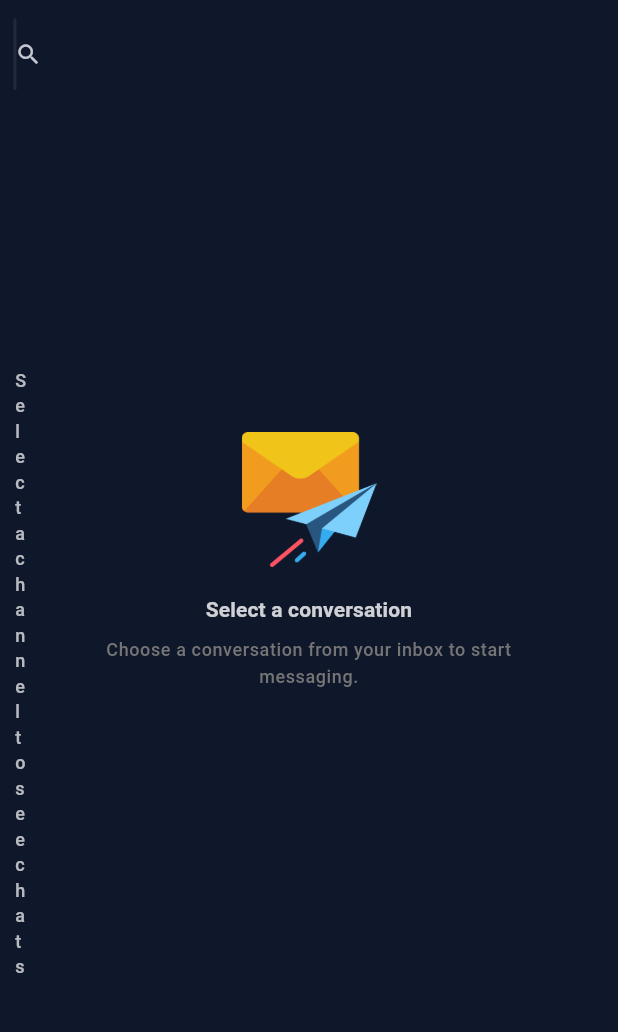
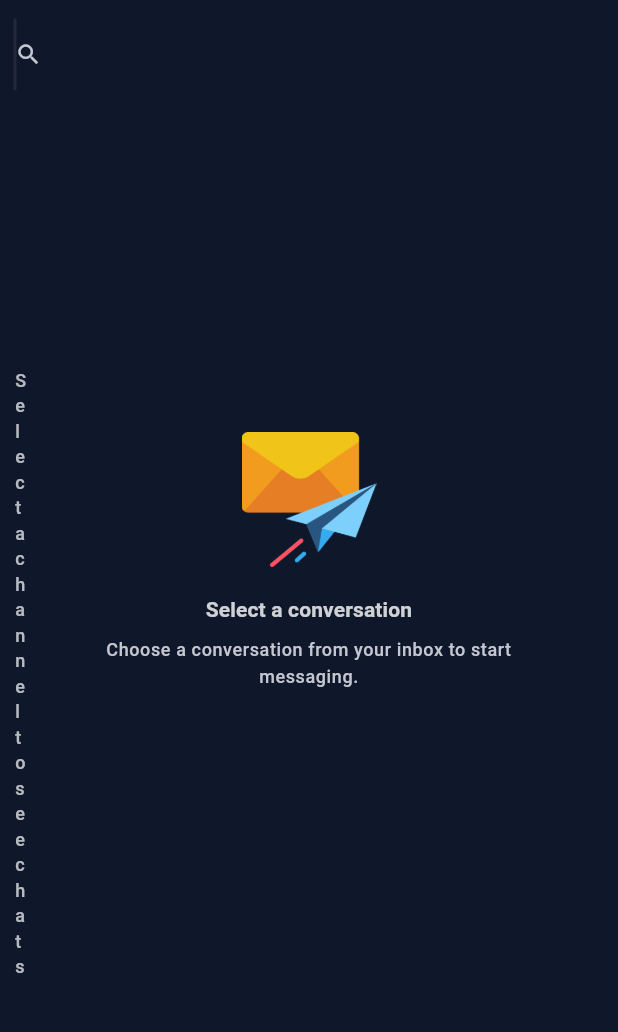
Before and after one commit to MubashirMunir/omni_channel, a Flutter app: the DashboardView screen opened by its route, on a phone screen of 412 x 824 dp, the part 57-1089 px from its top. Run offline on Flutter 3.47's test engine with Material 3 defaults, Android fonts, the phone set to English and light mode, and no system bars; our stand-ins replace audioplayers, awesome_notifications, connectivity_plus, dio, emoji_picker_flutter, file_picker and 5 more; missing offline and left inert: record; accounts and stored records are empty.

Commit message:
UI changes

```diff
--- a/lib/theme/theme.dart
+++ b/lib/theme/theme.dart
@@ -4,6 +4,7 @@ import 'package:flutter_screenutil/flutter_screenutil.dart';
 import '../responsive/sizes.dart';
 
 class AppTheme {
+
   AppTheme._();
   static const Color iconColor = Color(0xff6B7280);
 
--- a/lib/views/dashboard/controller.dart
+++ b/lib/views/dashboard/controller.dart
@@ -20,6 +20,14 @@ class DashboardController extends GetxController {
   /// AGENT / ASSIGNMENT STATE
   /// ============================================================
 
+  void openGmailCenter() {
+    selectedCenterView.value = 'gmail';
+    showEmojiBoard.value = false;
+  }
+
+  void openChatCenter() {
+    selectedCenterView.value = 'chat';
+  }
   /// Agents available for conversation assignment.
   final RxList<AgentModel> agents = <AgentModel>[].obs;
 
--- a/lib/views/dashboard/view.dart
+++ b/lib/views/dashboard/view.dart
@@ -7,9 +7,11 @@ import 'package:elite_csr/views/dashboard/widgets/message_input.dart';
 import 'package:elite_csr/views/dashboard/widgets/messanger_input.dart';
 import 'package:elite_csr/views/dashboard/widgets/profile_panel.dart';
 import 'package:elite_csr/views/dashboard/widgets/reciever_profile_header.dart';
+import 'package:elite_csr/views/gmail/gmail_center_view.dart';
 import 'package:emoji_picker_flutter/emoji_picker_flutter.dart';
 import 'package:flutter/material.dart';
 import 'package:get/get.dart';
+
 import '../../responsive/sizes.dart';
 
 class DashboardView extends StatelessWidget {
@@ -17,79 +19,83 @@ class DashboardView extends StatelessWidget {
 
   @override
   Widget build(BuildContext context) {
-
-
-
-    final isMobile = Responsive.isMobile(context);
-    final isTablet = Responsive.isTablet(context);
+    final bool isMobile = Responsive.isMobile(context);
+    final bool isTablet = Responsive.isTablet(context);
 
     return GetBuilder<DashboardController>(
       init: DashboardController(),
-      builder: (ctrl) {
-        return Scaffold(
-          body: Row(
+      builder: (DashboardController ctrl) {
+        return   Scaffold(
+          body: Obx(() {
+            final bool isGmail =
+                ctrl.selectedCenterView.value.toLowerCase() == 'gmail';
+
+            /// GMAIL MODE:
+            /// Sirf existing sidebar + complete Gmail view
+            if (isGmail) {
+              return Row(
                 children: [
+                  /// EXISTING APP SIDEBAR
                   SizedBox(
-                width: isMobile
-                    ? 0
-                    : isTablet
-                    ? 400
-                    : 400,
+                    width: isMobile ? 0 : 400,
                     child: ConvoPanel(ctrl: ctrl),
                   ),
 
-              /// CENTER CHAT AREA
+                  /// COMPLETE GMAIL VIEW
+                  Expanded(
+                    child: GmailCenterView(
+                      accountName: 'Elite CSR',
+                      accountEmail: 'support@elitecsr.com',
+                    ),
+                  ),
+                ],
+              );
+            }
+
+            /// NORMAL CHAT MODE
+            return Row(
+              children: [
+                /// EXISTING APP SIDEBAR
+                SizedBox(
+                  width: isMobile ? 0 : 400,
+                  child: ConvoPanel(ctrl: ctrl),
+                ),
+
+                /// NORMAL CHAT CENTER
                 Expanded(
                   child: Obx(() {
                     final chat = ctrl.convoModel.value;
+
                     return LayoutBuilder(
-                    builder: (context, constraints) {
+                      builder: (
+                          BuildContext context,
+                          BoxConstraints constraints,
+                          ) {
                         final double width = constraints.maxWidth;
+
                         final bool isCompact = width < 600;
-                      final bool isMedium = width >= 600 && width < 1024;
-                      final double horizontalPadding = isCompact
-                          ? 16
-                          : isMedium
-                          ? 24
-                          : 32;
-                      final double verticalPadding = isCompact
-                          ? 14
-                          : isMedium
-                          ? 18
-                          : 22;
-                      final double emptyImageHeight = isCompact
-                          ? 90
-                          : isMedium
-                          ? 150
-                          : 240;
-                      final double emptyMaxWidth = isCompact
-                          ? 300
-                          : isMedium
-                          ? 430
-                          : 520;
-                      final double titleSize = isCompact
-                          ? 14
-                          : isMedium
-                          ? 16
-                          : 18;
-                      final double subTitleSize = isCompact
-                          ? 12
-                          : isMedium
-                          ? 13
-                          : 14;
-                      /// Gmail ko sab se pehle check karo
-                      // if (selectedView == 'Gmail') {
-                      //   return GetBuilder<GmailController>(
-                      //     builder: (gmailCtrl) {
-                      //       return Container(
-                      //         color: Theme.of(context).scaffoldBackgroundColor,
-                      //         child: GmailDetailPanel(ctrl: gmailCtrl),
-                      //       );
-                      //     },
-                      //   );
-                      // }
+                        final bool isMedium =
+                            width >= 600 && width < 1024;
 
-                      /// Empty state
+                        final double horizontalPadding =
+                        isCompact ? 16 : (isMedium ? 24 : 32);
+
+                        final double verticalPadding =
+                        isCompact ? 14 : (isMedium ? 18 : 22);
+
+                        final double emptyImageHeight =
+                        isCompact ? 90 : (isMedium ? 150 : 240);
+
+                        final double emptyMaxWidth =
+                        isCompact ? 300 : (isMedium ? 430 : 520);
+
+                        final double titleSize =
+                        isCompact ? 14 : (isMedium ? 16 : 18);
+
+                        final double subTitleSize =
+                        isCompact ? 12 : (isMedium ? 13 : 14);
+
+                        /// EMPTY CHAT STATE
                         if (chat == null) {
                           return Center(
                             child: SingleChildScrollView(
@@ -102,35 +108,51 @@ class DashboardView extends StatelessWidget {
                                   maxWidth: emptyMaxWidth,
                                 ),
                                 child: Column(
-                                mainAxisAlignment: MainAxisAlignment.center,
-                                crossAxisAlignment: CrossAxisAlignment.center,
+                                  mainAxisAlignment:
+                                  MainAxisAlignment.center,
+                                  crossAxisAlignment:
+                                  CrossAxisAlignment.center,
                                   children: [
                                     Image.asset(
-                                    "assets/images/box.png",
+                                      'assets/images/box.png',
                                       height: emptyImageHeight,
                                       fit: BoxFit.contain,
                                     ),
 
-                                  SizedBox(height: isCompact ? 18 : 24),
+                                    SizedBox(
+                                      height: isCompact ? 18 : 24,
+                                    ),
 
                                     Text(
-                                    "Select a conversation",
+                                      'Select a conversation',
                                       textAlign: TextAlign.center,
-                                    style: Theme.of(context).textTheme.labelLarge?.copyWith(
+                                      style: Theme.of(context)
+                                          .textTheme
+                                          .labelLarge
+                                          ?.copyWith(
                                         fontSize: titleSize,
                                         fontWeight: FontWeight.w700,
-                                      color: AppTheme.white.withOpacity(.8),
+                                        color:
+                                        AppTheme.white.withOpacity(.8),
                                       ),
                                     ),
 
-                                  SizedBox(height: isCompact ? 8 : 10),
+                                    SizedBox(
+                                      height: isCompact ? 8 : 10,
+                                    ),
 
                                     Text(
-                                    "Choose a conversation from your inbox to start messaging.",
+                                      'Choose a conversation from your inbox '
+                                          'to start messaging.',
                                       textAlign: TextAlign.center,
-                                    style: Theme.of(context).textTheme.bodySmall?.copyWith(
+                                      style: Theme.of(context)
+                                          .textTheme
+                                          .bodySmall
+                                          ?.copyWith(
                                         fontSize: subTitleSize,
-                                      color: Colors.grey.shade600,
+                                        color: Theme.of(context)
+                                            .colorScheme
+                                            .onSurfaceVariant,
                                         height: 1.5,
                                       ),
                                     ),
@@ -142,13 +164,14 @@ class DashboardView extends StatelessWidget {
                         }
 
                         final String name = chat.name.trim();
+                        final String platform =
+                        chat.platform.toLowerCase();
 
                         final String backgroundImage =
-                      chat.platform.toLowerCase() == "whatsapp"
-                          ? "assets/images/w_bg.png"
-                          : "assets/images/bgfb.jpg";
+                        platform == 'whatsapp'
+                            ? 'assets/images/w_bg.png'
+                            : 'assets/images/bgfb.jpg';
 
-                      /// Normal WhatsApp / Facebook / Instagram chat
                         return Container(
                           decoration: BoxDecoration(
                             image: DecorationImage(
@@ -160,18 +183,19 @@ class DashboardView extends StatelessWidget {
                             top: false,
                             child: Column(
                               children: [
-                              /// HEADER
-                              OmniChannelProfileHeader(name: name, primaryColor: Colors.white,),
-                              /// CHAT BUBBLES
+                                OmniChannelProfileHeader(
+                                  name: name,
+                                  primaryColor: Colors.white,
+                                ),
+
                                 Expanded(
                                   child: ListView.builder(
-                                  controller: ctrl.messageScrollController,
+                                    controller:
+                                    ctrl.messageScrollController,
                                     padding: EdgeInsets.symmetric(
                                       horizontal: isCompact
                                           ? 10
-                                        : isMedium
-                                        ? 18
-                                        : 28,
+                                          : (isMedium ? 18 : 28),
                                       vertical: isCompact ? 10 : 16,
                                     ),
                                     itemCount: ctrl.messages.length,
@@ -191,40 +215,38 @@ class DashboardView extends StatelessWidget {
                                   ),
                                 ),
 
-                              /// EMOJI
                                 Obx(
                                       () => ctrl.showEmojiBoard.value
                                       ? EmojiPicker(
-                                  textEditingController: ctrl.msgController,
-                                  config: const Config(height: 300),
+                                    textEditingController:
+                                    ctrl.msgController,
+                                    config: const Config(
+                                      height: 300,
+                                    ),
                                   )
                                       : const SizedBox.shrink(),
                                 ),
 
-                              /// INPUT
-                              ///
-
-                              chat.  platform.toLowerCase() == "whatsapp"
-                                  ? MessageInput(
+                                if (platform == 'whatsapp')
+                                  MessageInput(
                                     controller: ctrl,
                                     onSend: ctrl.sendMessage,
                                   )
-                                  : (chat.platform.toLowerCase() == "messenger" ||chat. platform.toLowerCase() == "facebook")
-                                  ? MessengerMessageInput(
+                                else if (platform == 'messenger' ||
+                                    platform == 'facebook')
+                                  MessengerMessageInput(
                                     controller: ctrl,
                                     onSend: ctrl.sendMessage,
                                   )
-                                  : chat.platform.toLowerCase() == "instagram"
-                                  ? InstagramMessageInput(
+                                else if (platform == 'instagram')
+                                    InstagramMessageInput(
                                       controller: ctrl,
                                       onSend: ctrl.sendMessage,
                                     )
-                                  :
+                                  else
                                     MessageInput(
                                       controller: ctrl,
-                                onSend: () {
-                                  ctrl.sendMessage();
-                                },
+                                      onSend: ctrl.sendMessage,
                                     ),
                               ],
                             ),
@@ -234,15 +256,16 @@ class DashboardView extends StatelessWidget {
                     );
                   }),
                 ),
-              /// RIGHT PROFILE PANEL
-              isMobile
-                  ? SizedBox()
-                  : isTablet
-                  ? SizedBox()
-                  : SizedBox(width: 400, child: ProfilePanel()),
+
+                /// PROFILE PANEL SIRF NORMAL CHAT MEIN
+                if (!isMobile && !isTablet)
+                    SizedBox(
+                    width: 400,
+                    child: ProfilePanel(),
+                  ),
               ],
-          ),
-          // bottomNavigationBar: BottomWidget(),
+            );
+          }),
         );
       },
     );
--- a/lib/views/gmail/gmail_center_view.dart
+++ b/lib/views/gmail/gmail_center_view.dart
@@ -1154,12 +1154,17 @@ class _MessageRow extends StatelessWidget {
           : context.gmailSurface,
       child: InkWell(
         onTap: () => controller.openMessage(message),
-        child: Container(
-          height: mobile ? 72 : 40,
-          padding: EdgeInsets.symmetric(
-            horizontal: mobile ? 8 : 10,
-            vertical: mobile ? 8 : 0,
-          ),
+        child:  Container(
+        height: mobile ? null : 40,
+        constraints: mobile
+            ? const BoxConstraints(
+          minHeight: 88,
+        )
+            : null,
+        padding: EdgeInsets.symmetric(
+          horizontal: mobile ? 8 : 10,
+          vertical: mobile ? 8 : 0,
+        ),
           decoration: BoxDecoration(
             border: Border(
               bottom: BorderSide(color: context.gmailBorder),
@@ -1353,7 +1358,6 @@ class _MobileMessageRowContent extends StatelessWidget {
                       maxLines: 1,
                       overflow: TextOverflow.ellipsis,
                       style: TextStyle(
-                        fontSize: 15,
                         fontWeight: message.isRead
                             ? FontWeight.w600
                             : FontWeight.w800,
--- a/lib/views/side_navbar/view.dart
+++ b/lib/views/side_navbar/view.dart
@@ -196,10 +196,10 @@ class MainLayoutScreen extends StatelessWidget {
                                         "Gmail",
                                       ),
                                       onPressed: () {
-                                        FocusManager.instance.primaryFocus
-                                            ?.unfocus();
-  Get.toNamed('/gmail');
-                                        controller.openChannel("Gmail");
+
+                                        FocusManager.instance.primaryFocus?.unfocus();
+
+                                        dashboardCtrl.openGmailCenter();
                                       },
                                     );
                                   },
```
Lines whose indentation alone changed are shown as unchanged.
